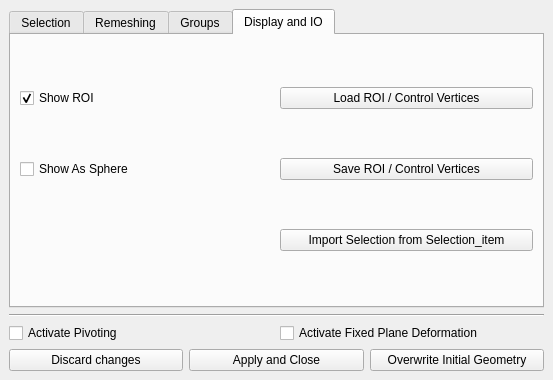
Old version of the form Polyhedron/demo/Polyhedron/Plugins/Surface_mesh_deformation/Deform_mesh.ui in the repository CGAL/cgal.
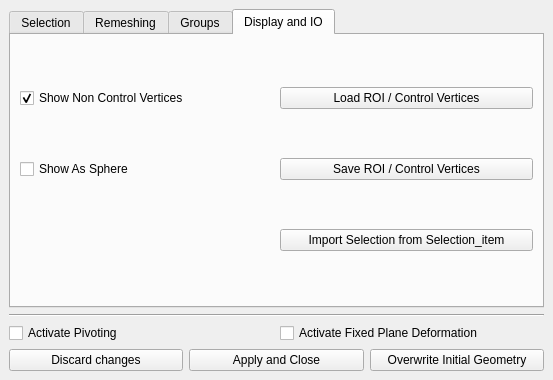
New version of the form. The open tabs and pages were chosen to show the change.

Commit message: Fix show_ROI

Diff of the .ui file:
```diff
--- a/Polyhedron/demo/Polyhedron/Plugins/Surface_mesh_deformation/Deform_mesh.ui
+++ b/Polyhedron/demo/Polyhedron/Plugins/Surface_mesh_deformation/Deform_mesh.ui
@@ -310,7 +310,7 @@
           <item row="0" column="0">
            <widget class="QCheckBox" name="ShowROICheckBox">
             <property name="text">
-             <string>Show ROI</string>
+             <string>Show Non Control Vertices</string>
             </property>
             <property name="checked">
              <bool>true</bool>
```
The commit also changes 2 other files.
